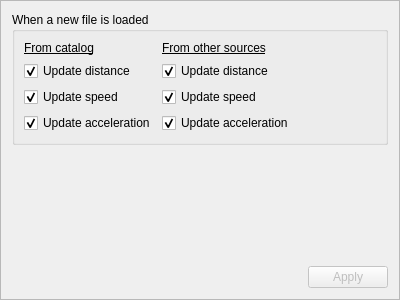
First picture: the form in src/plugins/displayStatistic/displaystatisticoptionsframe.ui, repository shujaatak/gpsbook, before the edit.
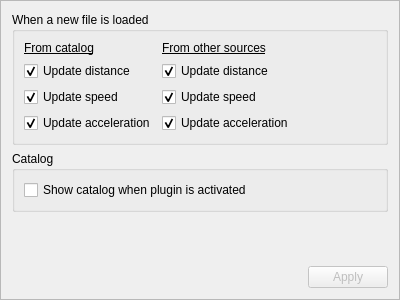
Second picture: the form after the edit.

Commit message: Improve code. Add translation to French. Add RawEditor plugin.

What changed in the file:
```diff
--- a/src/plugins/displayStatistic/displaystatisticoptionsframe.ui
+++ b/src/plugins/displayStatistic/displaystatisticoptionsframe.ui
@@ -118,6 +118,22 @@
      </layout>
     </widget>
    </item>
+   <item>
+    <widget class="QGroupBox" name="groupBoxCatalog">
+     <property name="title">
+      <string>Catalog</string>
+     </property>
+     <layout class="QVBoxLayout" name="verticalLayout_2">
+      <item>
+       <widget class="QCheckBox" name="checkBoxShowCatalog">
+        <property name="text">
+         <string>Show catalog when plugin is activated</string>
+        </property>
+       </widget>
+      </item>
+     </layout>
+    </widget>
+   </item>
    <item>
     <spacer name="verticalSpacer">
      <property name="orientation">
```
The commit also changes 56 other files.
